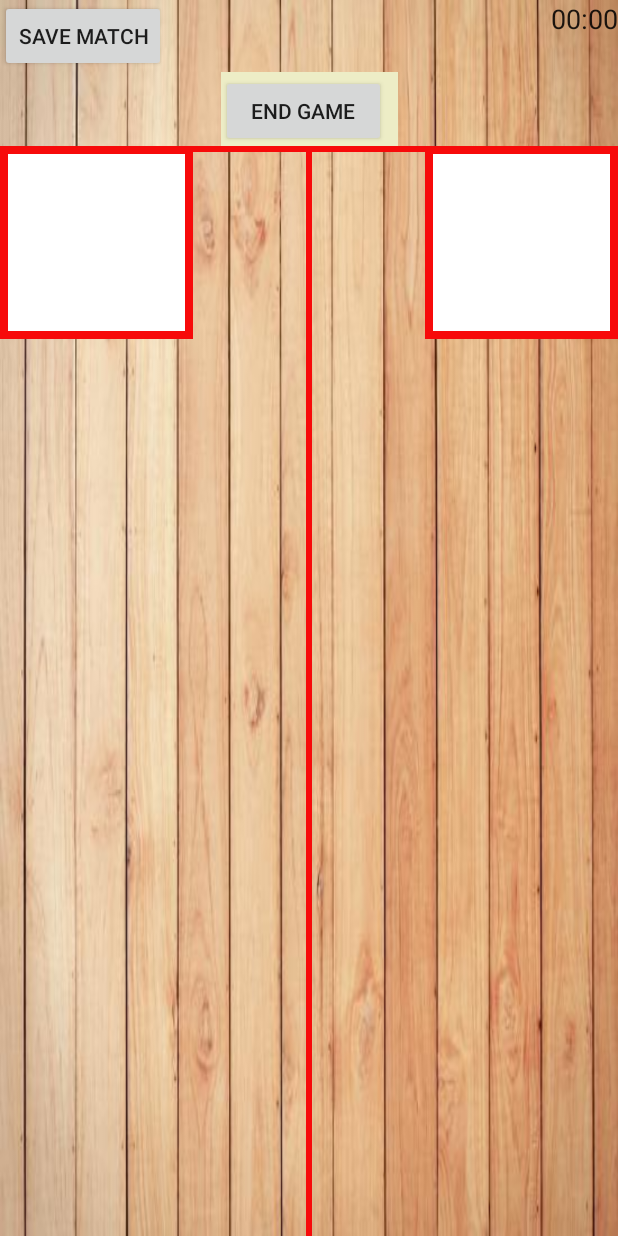
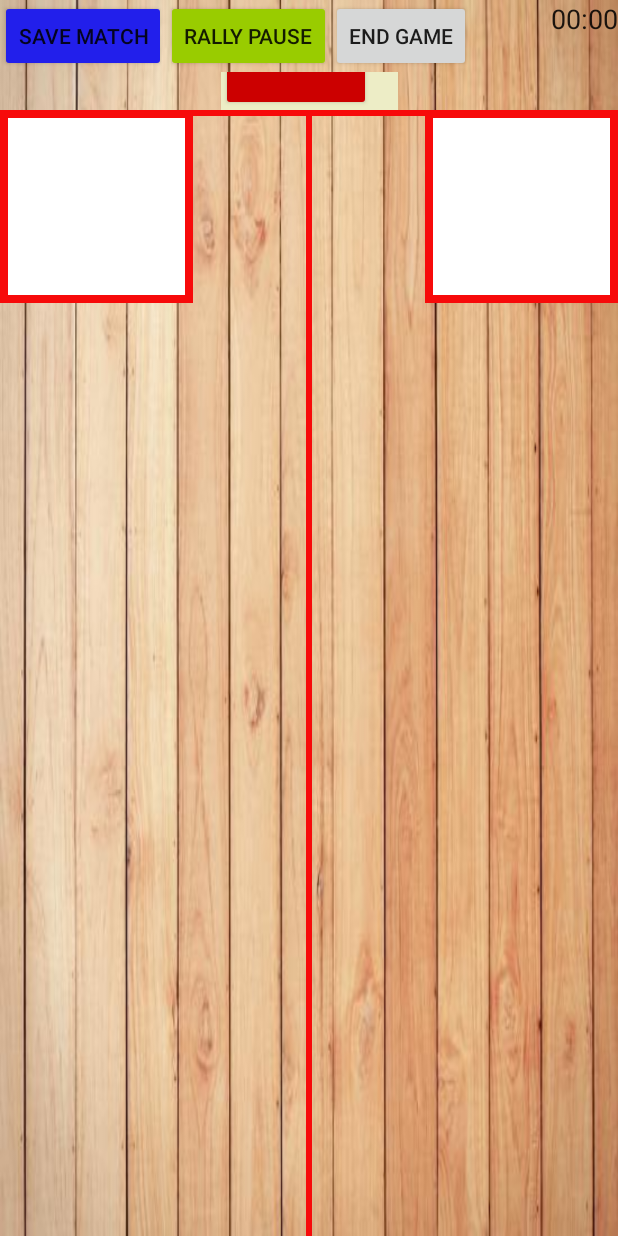
Before and after one commit to OsamaSaleh289/Squash-Video-Analysis-Project, an Android app: the layout layout_court.xml on its own in the app's theme, with its tools: preview values and no code run, on a phone screen of 412 x 824 dp. Run offline under Robolectric (Android 15) with nearby library versions, the phone set to English and light mode, and no system bars.

Commit message:
Update version

```diff
--- a/app/src/main/res/layout/layout_court.xml
+++ b/app/src/main/res/layout/layout_court.xml
@@ -57,13 +57,6 @@
                     android:layout_width="match_parent"
                     android:layout_height="match_parent">
 
-                    <Button
-                        android:id="@+id/pauseButton"
-                        android:layout_width="wrap_content"
-                        android:layout_height="wrap_content"
-                        android:backgroundTint="@android:color/holo_green_light"
-                        android:onClick="pauseTimerOnClick"
-                        android:text="Rally Pause" />
                 </TableRow>
 
                 <TableRow
@@ -84,12 +77,6 @@
                     android:layout_width="match_parent"
                     android:layout_height="match_parent">
 
-                    <Button
-                        android:id="@+id/endGame"
-                        android:layout_width="wrap_content"
-                        android:layout_height="wrap_content"
-                        android:onClick="endCurrentGame"
-                        android:text="End Game" />
                 </TableRow>
                 </TableLayout>
 
@@ -221,10 +208,32 @@
             app:layout_constraintTop_toTopOf="parent" />
 
         <Button
+            android:id="@+id/pauseButton"
+            android:layout_width="wrap_content"
+            android:layout_height="wrap_content"
+            android:backgroundTint="@android:color/holo_green_light"
+            android:onClick="pauseTimerOnClick"
+            android:text="Rally Pause"
+            app:layout_constraintBottom_toBottomOf="parent"
+            app:layout_constraintStart_toEndOf="@+id/saveToFirebase"
+            app:layout_constraintTop_toTopOf="parent" />
+
+        <Button
+            android:id="@+id/endGame"
+            android:layout_width="wrap_content"
+            android:layout_height="wrap_content"
+            android:onClick="endCurrentGame"
+            android:text="End Game"
+            app:layout_constraintBottom_toBottomOf="parent"
+            app:layout_constraintStart_toEndOf="@+id/pauseButton"
+            app:layout_constraintTop_toTopOf="parent" />
+
+        <Button
             android:id="@+id/saveToFirebase"
             android:layout_width="wrap_content"
             android:layout_height="wrap_content"
             android:onClick="onSaveClick"
+            android:backgroundTint="@color/colorPrimary"
             android:text="Save Match"
             app:layout_constraintLeft_toLeftOf="parent"
             app:layout_constraintTop_toTopOf="parent"/>
```
Also changed, not shown: 1 other file.
